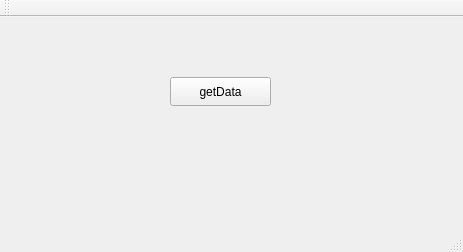
This is Cliente_Supervisor/mainwindow.ui in daniellycosta/DCA1202_Cliente_Produtor_e_Supervisor as Qt 5 draws it before an edit. The edited form follows.
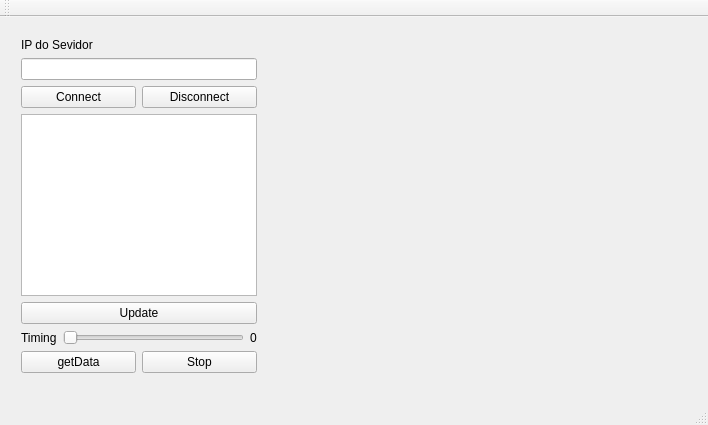
This is the edited form.

Patch:
```diff
--- a/Cliente_Supervisor/mainwindow.ui
+++ b/Cliente_Supervisor/mainwindow.ui
@@ -6,26 +6,116 @@
    <rect>
     <x>0</x>
     <y>0</y>
-    <width>463</width>
-    <height>252</height>
+    <width>708</width>
+    <height>425</height>
    </rect>
   </property>
   <property name="windowTitle">
    <string>MainWindow</string>
   </property>
   <widget class="QWidget" name="centralWidget">
-   <widget class="QPushButton" name="pushButtonGet">
+   <widget class="QWidget" name="widget_Plotter" native="true">
     <property name="geometry">
      <rect>
-      <x>170</x>
-      <y>60</y>
-      <width>101</width>
-      <height>29</height>
+      <x>290</x>
+      <y>20</y>
+      <width>411</width>
+      <height>341</height>
      </rect>
     </property>
-    <property name="text">
-     <string>getData</string>
+   </widget>
+   <widget class="QWidget" name="">
+    <property name="geometry">
+     <rect>
+      <x>10</x>
+      <y>10</y>
+      <width>258</width>
+      <height>357</height>
+     </rect>
     </property>
+    <layout class="QVBoxLayout" name="verticalLayout">
+     <item>
+      <widget class="QLabel" name="label_Host">
+       <property name="text">
+        <string>IP do Sevidor</string>
+       </property>
+      </widget>
+     </item>
+     <item>
+      <widget class="QLineEdit" name="lineEdit_Host"/>
+     </item>
+     <item>
+      <layout class="QHBoxLayout" name="horizontalLayout">
+       <item>
+        <widget class="QPushButton" name="pushButton_Connect">
+         <property name="text">
+          <string>Connect</string>
+         </property>
+        </widget>
+       </item>
+       <item>
+        <widget class="QPushButton" name="pushButton_Disconnect">
+         <property name="text">
+          <string>Disconnect</string>
+         </property>
+        </widget>
+       </item>
+      </layout>
+     </item>
+     <item>
+      <widget class="QListWidget" name="listWidget_ListaDeClients"/>
+     </item>
+     <item>
+      <widget class="QPushButton" name="pushButton_Update">
+       <property name="text">
+        <string>Update</string>
+       </property>
+      </widget>
+     </item>
+     <item>
+      <layout class="QHBoxLayout" name="horizontalLayout_3">
+       <item>
+        <widget class="QLabel" name="label_Timing">
+         <property name="text">
+          <string>Timing</string>
+         </property>
+        </widget>
+       </item>
+       <item>
+        <widget class="QSlider" name="horizontalSlider_Time">
+         <property name="orientation">
+          <enum>Qt::Horizontal</enum>
+         </property>
+        </widget>
+       </item>
+       <item>
+        <widget class="QLabel" name="label_number">
+         <property name="text">
+          <string>0</string>
+         </property>
+        </widget>
+       </item>
+      </layout>
+     </item>
+     <item>
+      <layout class="QHBoxLayout" name="horizontalLayout_2">
+       <item>
+        <widget class="QPushButton" name="pushButtonGet">
+         <property name="text">
+          <string>getData</string>
+         </property>
+        </widget>
+       </item>
+       <item>
+        <widget class="QPushButton" name="pushButton_Stop">
+         <property name="text">
+          <string>Stop</string>
+         </property>
+        </widget>
+       </item>
+      </layout>
+     </item>
+    </layout>
    </widget>
   </widget>
   <widget class="QMenuBar" name="menuBar">
```
Left out of the diff: 23 changed lines with no effect on the pictures.
